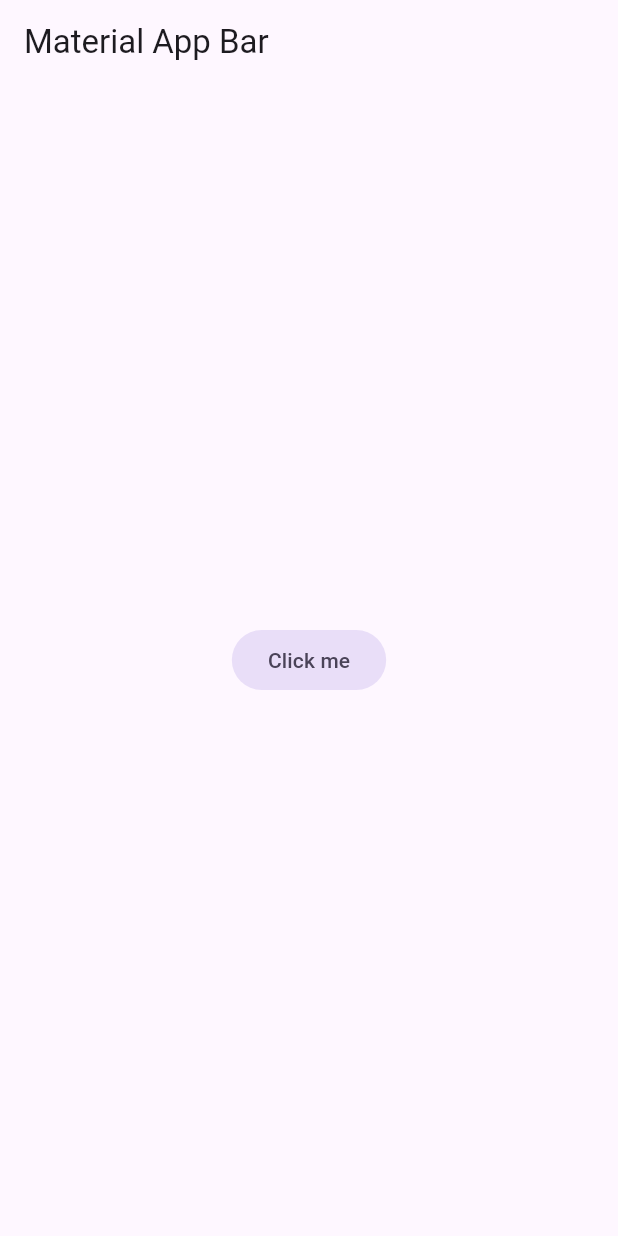
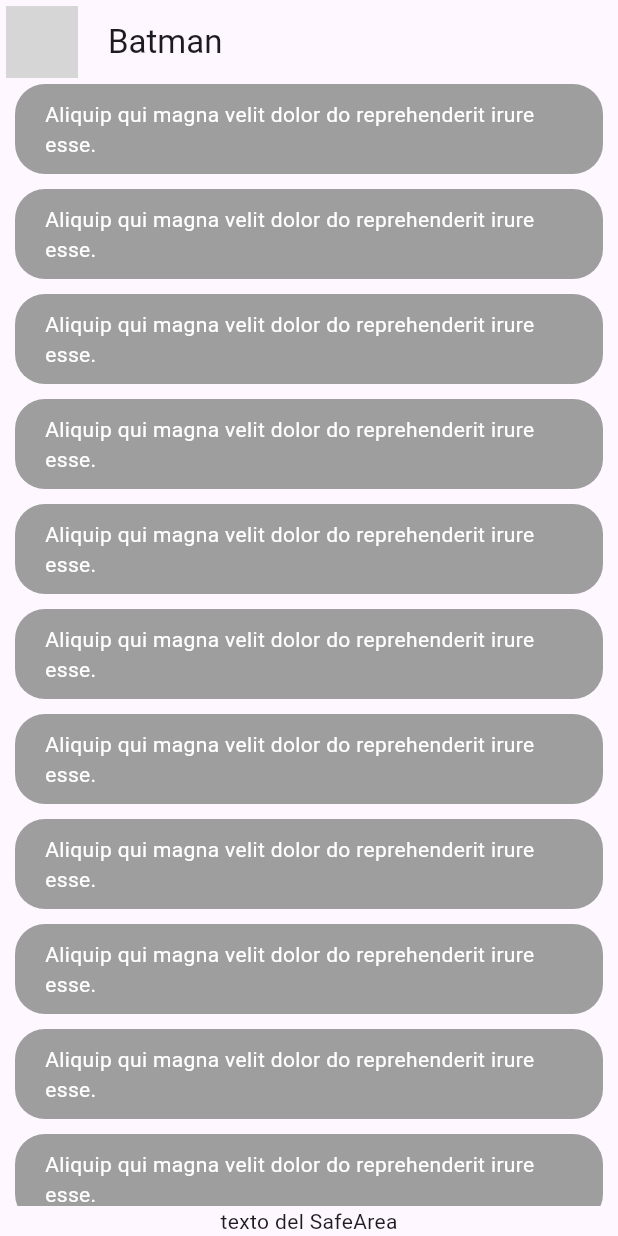
Before and after one commit to CristiaaanLB/yes_no_app, a Flutter app: the screen it shows after launch, on a phone screen of 412 x 824 dp. Run offline on Flutter 3.47's test engine with Material 2 defaults, Android fonts, the phone set to English and light mode, and no system bars; network calls fail; grey boxes are pictures that could not be loaded.

Commit message:
31 de octubre de 2023

```diff
--- a/lib/main.dart
+++ b/lib/main.dart
@@ -1,5 +1,6 @@
 import 'package:flutter/material.dart';
 import 'package:yes_no_app/config/theme/theme_app.dart';
+import 'package:yes_no_app/presentation/chat/chat_screen.dart';
 
 void main() => runApp(const MyApp());
 
@@ -9,23 +10,10 @@ class MyApp extends StatelessWidget {
   @override
   Widget build(BuildContext context) {
     return MaterialApp(
-      title: 'Material App',
+      title: 'Yes No App',
       debugShowCheckedModeBanner: false,
       theme: AppTheme(selectedColor: 0).theme(),
-      home: Scaffold(
-        appBar: AppBar(
-          title: const Text('Material App Bar'),
-        ),
-
-        body: Center(
-          child: FilledButton.tonal(
-            onPressed: (){
-              //Las acciones que realizará el botón
-            },
-            child: const Text('Click me')
-          ),
-        ),
-      ),
+      home: const ChatScreen()
     );
   }
 }
--- /dev/null
+++ b/lib/presentation/chat/chat_screen.dart
@@ -0,0 +1,49 @@
+import 'package:flutter/material.dart';
+import 'package:yes_no_app/presentation/chat/widgets/chat/my_messages_bubble.dart';
+
+class ChatScreen extends StatelessWidget {
+  const ChatScreen({ super.key });
+
+  @override
+  Widget build(BuildContext context) {
+    return Scaffold(
+      appBar: AppBar(
+        leading: const Padding(
+          padding: EdgeInsets.all(4.0),
+          child: CircleAvatar(
+            backgroundImage: NetworkImage('https://cdn4.iconfinder.com/data/icons/avatars-xmas-giveaway/128/batman_hero_avatar_comics-512.png'),
+            //backgroundImage: NetworkImage('https://www.eluniversal.com.mx/resizer/dtpTZGCQJxwIVKem64uEGbTRdV4=/1100x666/cloudfront-us-east-1.images.arcpublishing.com/eluniversal/ON6XW5S5JZDFJKAXP4RLYZO7OM.jpg'),
+          ),
+        ),
+
+        title: const Text('Batman'),
+        //title: const Text('Mi Crush'),
+        centerTitle: false,
+      ),
+      body: _ChatView(),
+    );
+  }
+}
+
+class _ChatView extends StatelessWidget {
+  @override
+  Widget build(BuildContext context) {
+    return SafeArea(
+      child: Padding(
+        padding: const EdgeInsets.symmetric(horizontal: 10),
+        child: Column(
+          children: [
+          Expanded(child: ListView.builder(
+            itemCount: 100,
+            itemBuilder: (context, index){
+              return const MyMessageBubble();
+            }
+          )),
+          Text('texto del SafeArea')
+          //Text('texto del safearea')
+        ]
+        )
+      ),
+    );
+  }
+}
--- /dev/null
+++ b/lib/presentation/chat/widgets/chat/my_messages_bubble.dart
@@ -0,0 +1,27 @@
+import 'package:flutter/material.dart';
+
+class MyMessageBubble extends StatelessWidget {
+  const MyMessageBubble({super.key});
+
+  @override
+  Widget build(BuildContext context) {
+    return Column(
+      crossAxisAlignment: CrossAxisAlignment.end,
+      children: [
+        Container(
+          decoration: BoxDecoration(
+            color: Colors.grey,
+            //color: Colors.red,
+            borderRadius: BorderRadius.circular(20),
+          ),
+          child: const Padding(
+            padding: EdgeInsets.symmetric(horizontal: 20, vertical: 10),
+            child: Text('Aliquip qui magna velit dolor do reprehenderit irure esse.', style: TextStyle(color: Colors.white),),
+            //child: Text('Voluptate fugiat esse velit adipisicing sunt aute dolor id exercitation cupidatat incididunt ipsum.', style: TextStyle(color: Colors.white),),
+          ),
+        ),
+        const SizedBox(height: 10,)
+      ],
+    );
+  }
+}
```
